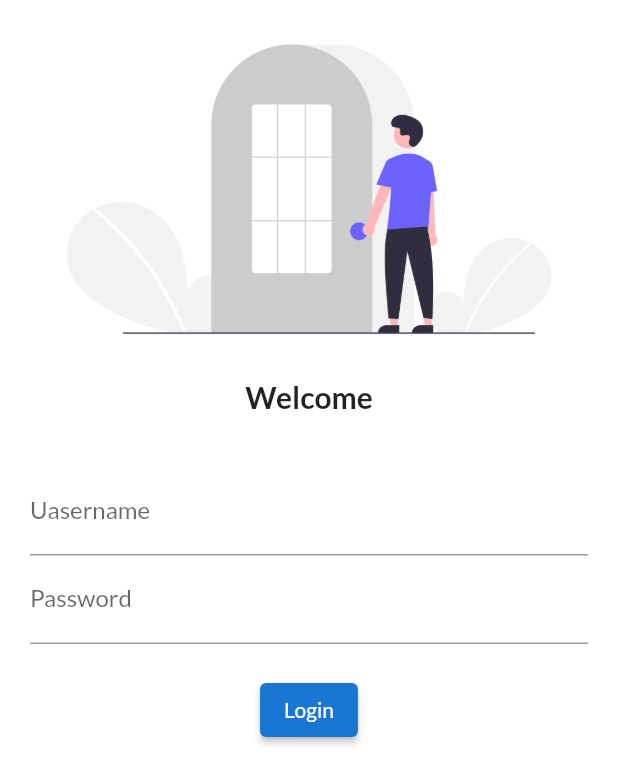
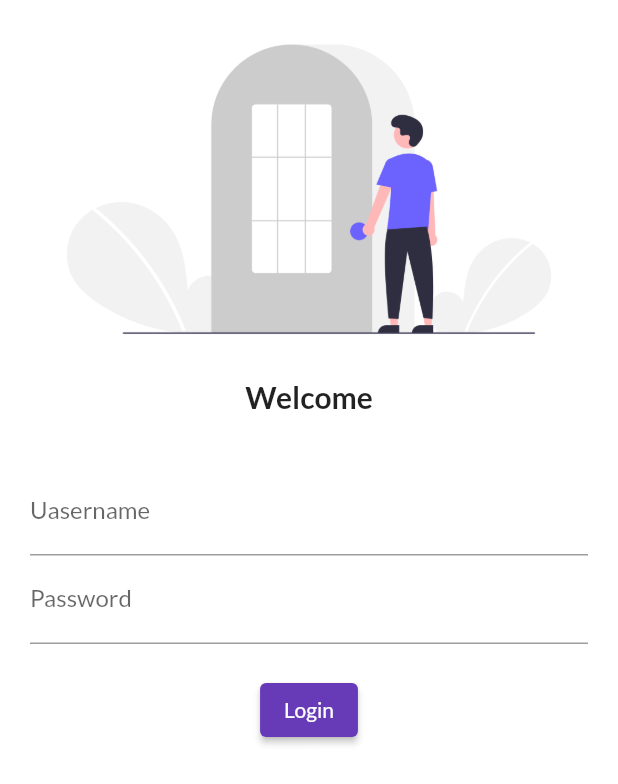
Before and after one commit to FaiyazUllah786/catalogue_app, a Flutter app: the screen it shows after launch, on a phone screen of 412 x 824 dp. Shown: the top 784 px of the screen. Run offline on Flutter 3.47's test engine with Material 2 defaults, Android fonts, the phone set to English and light mode, and no system bars; our stand-ins replace google_fonts.

Commit message:
day 5 completed

```diff
--- a/lib/main.dart
+++ b/lib/main.dart
@@ -1,5 +1,7 @@
 import 'package:catalogue_app/pages/homepage.dart';
 import 'package:catalogue_app/pages/loginpage.dart';
+import 'package:catalogue_app/utils/routes.dart';
+
 import 'package:flutter/material.dart';
 import 'package:google_fonts/google_fonts.dart';
 
@@ -44,8 +46,8 @@ class MyApp extends StatelessWidget {
       ),
       routes: {
         "/": (context) => LoginPage(), //it is default route or home(use -> "/")
-        "/home": (context) => HomePage(),
-        "/login": (context) => LoginPage()
+        MyRoutes.homeRoute: (context) => HomePage(),
+        MyRoutes.loginRoute: (context) => LoginPage()
       }, //routes provides ways of acces different pages
     );
   }
--- a/lib/pages/homepage.dart
+++ b/lib/pages/homepage.dart
@@ -1,3 +1,4 @@
+import 'package:catalogue_app/utils/routes.dart';
 import 'package:flutter/material.dart';
 
 class HomePage extends StatelessWidget {
@@ -14,8 +15,11 @@ class HomePage extends StatelessWidget {
         title: Text("catalogue app"),
       ),
       body: Center(
-        child: Container(child: Text("this is $days days of flutter $name")),
+        child: Container(
+          child: Text("this is $days days of flutter $name"),
+        ),
       ),
+
       drawer: Drawer(),
     );
   }
--- a/lib/pages/loginpage.dart
+++ b/lib/pages/loginpage.dart
@@ -1,3 +1,4 @@
+import 'package:catalogue_app/utils/routes.dart';
 import 'package:flutter/material.dart';
 
 class LoginPage extends StatelessWidget {
@@ -7,6 +8,7 @@ class LoginPage extends StatelessWidget {
   Widget build(BuildContext context) {
     return Material(
       color: Colors.white,
+      child: SingleChildScrollView(
         child: Column(
           children: [
             Image.asset(
@@ -38,18 +40,16 @@ class LoginPage extends StatelessWidget {
                   ),
                   ElevatedButton(
                     onPressed: () {
-                    print("Login successfull");
+                      Navigator.pushNamed(context, MyRoutes.homeRoute);
                     },
                     child: Text("Login"),
-                  style: ButtonStyle(
-                      backgroundColor:
-                          MaterialStateProperty.all(Colors.blue.shade700)),
                   )
                 ],
               ),
             )
           ],
         ),
+      ),
     );
   }
 }
--- /dev/null
+++ b/lib/utils/routes.dart
@@ -0,0 +1,4 @@
+class MyRoutes {
+  static String loginRoute = "/login";
+  static String homeRoute = "/home";
+}
```
Lines whose indentation alone changed are shown as unchanged.
